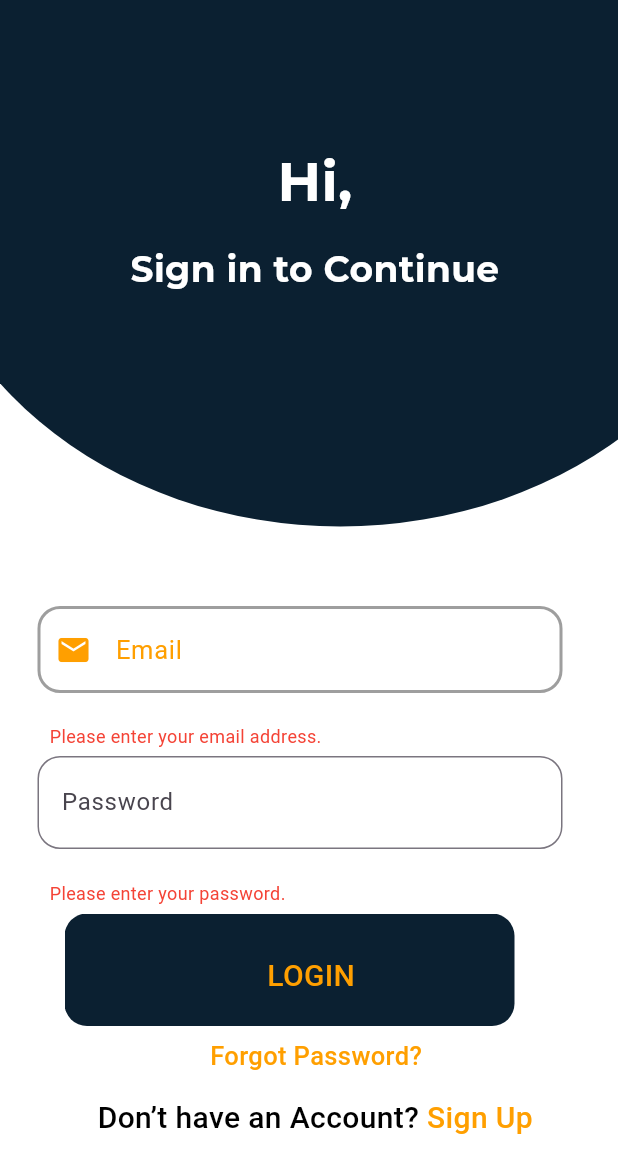
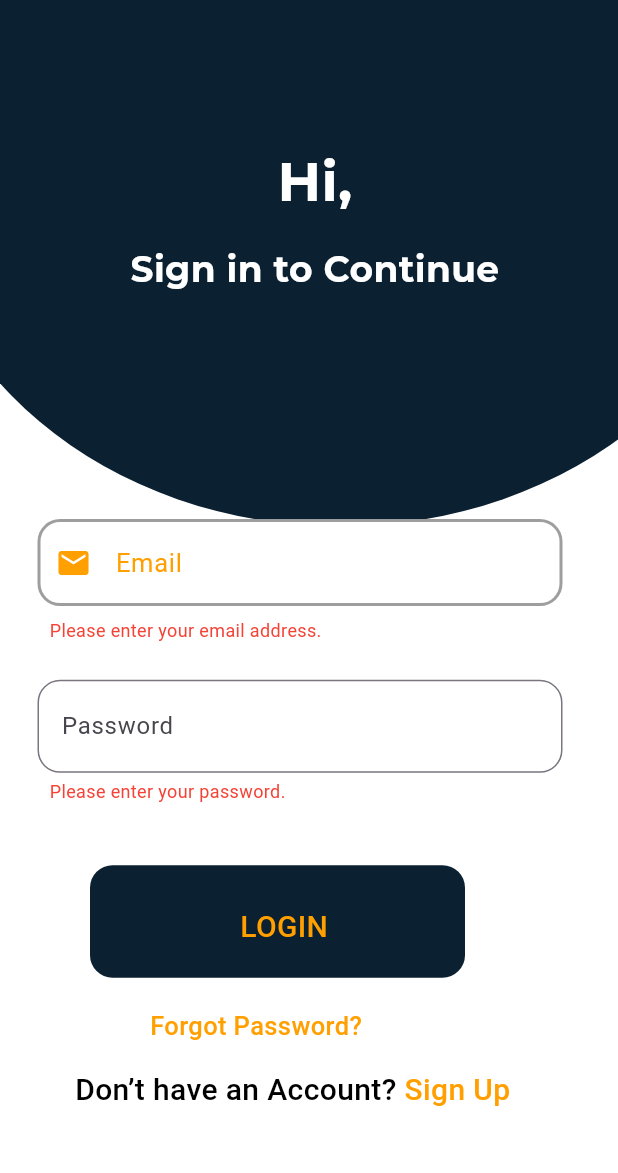
Before and after one commit to Quibit-LLC/travpass, a Flutter app: the screen it shows after launch, after a tap on "LOGIN", on a phone screen of 412 x 824 dp. Shown: the top 1173 px of the screen. Run offline on Flutter 3.47's test engine with Material 2 defaults, Android fonts, the phone set to English and light mode, and no system bars; our stand-ins replace fl_chart, flutter_secure_storage, go_router, hive_flutter, qr_flutter, shared_preferences; missing offline and left inert: mobile_scanner, qr_scanner_overlay; accounts and stored records are empty; Roboto replaces fonts that are missing (Josefin Sans); project files that could hold a hidden picture were left out.

Commit message:
pending login

```diff
--- a/lib/auth_pages/passenger_login.dart
+++ b/lib/auth_pages/passenger_login.dart
@@ -1,8 +1,10 @@
 import 'package:flutter/material.dart';
+import 'package:go_router/go_router.dart';
 import 'package:provider/provider.dart';
 import 'package:travpass/business_logic/services/auth_service.dart';
+import 'package:travpass/components/loading_button.dart';
+import 'package:travpass/core/app_routes.dart';
 import 'package:travpass/core/strings.dart';
-import 'package:travpass/nav_pages/main_page.dart';
 
 class PassengerLoginPage extends StatefulWidget {
   const PassengerLoginPage({super.key});
@@ -38,62 +40,6 @@ class _PassengerLoginPageState extends State<PassengerLoginPage> {
 
   @override
   Widget build(BuildContext context) {
-    handleSignIn() async {
-      setState(() {
-        isLoading = true;
-      });
-
-      // validating user inputs credentials for login before submitting the data to the server
-      if (_emailController.text.isEmpty || _passwordController.text.isEmpty) {
-        if (_emailController.text.isEmpty) {
-          errorTextEmail = kEmailNullError;
-        }
-        if (_passwordController.text.isEmpty) {
-          errorTextPassword = kPasswordNullError;
-        }
-        setState(() {
-          isLoading = false;
-        });
-        return;
-      } else if (!emailValidatorRegExp
-              .hasMatch(_emailController.text.toString()) ||
-          _passwordController.text.length < 8) {
-        setState(() {
-          isLoading = false;
-        });
-      } else {
-        // valid input
-        //provide type information to ensure type safety
-        Map<String, dynamic> body = {
-          'email': _emailController.text,
-          'password': _passwordController.text,
-        };
-
-        String result = await Provider.of<AuthService>(context, listen: false)
-            .loginUser(body);
-        if (result == "ok") {
-          Navigator.push(
-              context, MaterialPageRoute(builder: ((context) => MainPage())));
-          // navigateToMainActivity(context);
-        } else {
-          ScaffoldMessenger.of(context).showSnackBar(
-            SnackBar(
-              content: Text(
-                result,
-                style: const TextStyle(color: Colors.white),
-              ),
-              backgroundColor: Colors.red, // Set background color to red
-            ),
-          );
-        }
-
-        setState(() {
-          isLoading = false;
-        });
-        return;
-      }
-    }
-
     double width = MediaQuery.of(context).size.width;
     double height = MediaQuery.of(context).size.height;
     return SafeArea(
@@ -180,7 +126,7 @@ class _PassengerLoginPageState extends State<PassengerLoginPage> {
               ),
               Positioned(
                 left: 25,
-                top: height - 420,
+                top: height * 0.42,
                 child: SizedBox(
                   width: 350,
                   child: TextFormField(
@@ -234,7 +180,7 @@ class _PassengerLoginPageState extends State<PassengerLoginPage> {
               if (errorTextEmail != null)
                 Positioned(
                   left: 25,
-                  top: height - 350,
+                  top: height * 0.49,
                   child: Padding(
                     padding: const EdgeInsets.all(8.0),
                     child: Text(
@@ -248,7 +194,7 @@ class _PassengerLoginPageState extends State<PassengerLoginPage> {
                 ),
               Positioned(
                 left: 25,
-                top: height - 320,
+                top: height * 0.55,
                 child: SizedBox(
                   width: 350,
                   child: TextField(
@@ -286,7 +232,7 @@ class _PassengerLoginPageState extends State<PassengerLoginPage> {
               if (errorTextPassword != null)
                 Positioned(
                   left: 25,
-                  top: height - 245,
+                  top: height * 0.62,
                   child: Padding(
                     padding: const EdgeInsets.all(8.0),
                     child: Text(
@@ -299,14 +245,15 @@ class _PassengerLoginPageState extends State<PassengerLoginPage> {
                   ),
                 ),
               Positioned(
-                left: 43,
-                top: height - 215,
+                left: 60,
+                top: height * 0.7,
+                right: 50,
                 child: isLoading
-                    ? loadingButton()
+                    ? const LoadingButton()
                     : GestureDetector(
                         onTap: handleSignIn,
                         child: Container(
-                          width: 333,
+                          width: 300,
                           height: 75,
                           child: Stack(
                             children: [
@@ -314,7 +261,7 @@ class _PassengerLoginPageState extends State<PassengerLoginPage> {
                                 left: 0,
                                 top: 0,
                                 child: Container(
-                                  width: 300,
+                                  width: 250,
                                   height: 75,
                                   decoration: ShapeDecoration(
                                     color: Color(0xFF0B2031),
@@ -325,7 +272,7 @@ class _PassengerLoginPageState extends State<PassengerLoginPage> {
                                 ),
                               ),
                               const Positioned(
-                                left: 110,
+                                left: 75,
                                 top: 40,
                                 child: SizedBox(
                                   width: 109,
@@ -350,8 +297,8 @@ class _PassengerLoginPageState extends State<PassengerLoginPage> {
                       ),
               ),
               Positioned(
-                left: 65,
-                top: height - 80,
+                left: 50,
+                top: height * 0.88,
                 child: SizedBox(
                   width: 309,
                   height: 42,
@@ -384,8 +331,8 @@ class _PassengerLoginPageState extends State<PassengerLoginPage> {
                 ),
               ),
               Positioned(
-                left: 140,
-                top: height - 120,
+                left: 100,
+                top: height * 0.83,
                 child: SizedBox(
                   width: 309,
                   height: 158,
@@ -408,46 +355,59 @@ class _PassengerLoginPageState extends State<PassengerLoginPage> {
     );
   }
 
-  Widget loadingButton() {
-    return Container(
-      height: 55,
-      width: double.infinity,
-      margin: const EdgeInsets.only(top: 30),
-      child: TextButton(
-        onPressed: null,
-        style: TextButton.styleFrom(
-          backgroundColor: Colors.purple,
-          shape: RoundedRectangleBorder(
-            borderRadius: BorderRadius.circular(12),
-          ),
-        ),
-        child: Row(
-          mainAxisAlignment: MainAxisAlignment.center,
-          children: [
-            // if (isLoadingState) // Replace isLoadingState with your actual isLoading state variable
-            const SizedBox(
-              width: 20,
-              height: 20,
-              child: CircularProgressIndicator(
-                color: Colors.white,
-                strokeWidth: 2.0,
+  handleSignIn() async {
+    setState(() {
+      isLoading = true;
+    });
+
+    // validating user inputs credentials for login before submitting the data to the server
+    if (_emailController.text.isEmpty || _passwordController.text.isEmpty) {
+      if (_emailController.text.isEmpty) {
+        errorTextEmail = kEmailNullError;
+      }
+      if (_passwordController.text.isEmpty) {
+        errorTextPassword = kPasswordNullError;
+      }
+      setState(() {
+        isLoading = false;
+      });
+    } else if (!emailValidatorRegExp
+            .hasMatch(_emailController.text.toString()) ||
+        _passwordController.text.length < 8) {
+      setState(() {
+        isLoading = false;
+      });
+    } else {
+      // valid input
+      //provide type information to ensure type safety
+      Map<String, dynamic> body = {
+        'emailAddress': _emailController.text,
+        'password': _passwordController.text,
+      };
+
+      String result = await Provider.of<AuthService>(context, listen: false)
+          .loginUser(body);
+      if (result == "ok") {
+        if (result == "ok") {
+
+          context.goNamed(AppRoutes.mainActivityRoute);
+          // navigateToMainActivity(context);
+        } else {
+          ScaffoldMessenger.of(context).showSnackBar(
+            SnackBar(
+              content: Text(
+                result,
+                style: const TextStyle(color: Colors.white),
               ),
+              backgroundColor: Colors.red, // Set background color to red
             ),
-            const SizedBox(width: 8),
-            // Add some spacing between the loading indicator and the text
-            Text(
-              'Loading',
-              style: TextStyle(
-                color: Color(0xFFFF9F00),
-                fontSize: 17,
-                fontFamily: 'Josefin Sans',
-                fontWeight: FontWeight.w500,
-                height: 0.06,
-              ),
-            ),
-          ],
-        ),
-      ),
-    );
+          );
+        }
+
+        setState(() {
+          isLoading = false;
+        });
+      }
+    }
   }
 }
--- a/lib/business_logic/api/api_constants.dart
+++ b/lib/business_logic/api/api_constants.dart
@@ -1,12 +1,11 @@
 class ApiConstants {
   static String localUrl1 = 'http://127.0.0.1:8000/api';
-  static String localUrl = 'http://192.168.1.107:8000';
+  static String localUrl = 'http://192.168.56.1:8000/api';
   // static String localUrl = 'http://127.0.0.1:8000';
   // static String localUrl = 'http://192.168.38.1:8000';
   static String liveUrl = 'https://jkeja.vansible.com/api';
 
   static String baseUrl = localUrl;
-  static String signInUrl = '$baseUrl/users/auth/sign-in/';
+  static String signInUrl = '$baseUrl/passengerLogin';
   static String signUpUrl = '$baseUrl/users/auth/sign-up/';
-
 }
--- a/lib/business_logic/models/user.dart
+++ b/lib/business_logic/models/user.dart
@@ -3,12 +3,14 @@ class User {
   final String name;
   final String email;
   final String token;
+  final double balance;
 
   User({
     required this.id,
     required this.name,
     required this.email,
     required this.token,
+    required this.balance,
   });
 
   //When receiving JSON responses from the server, you can create a User object using the fromJson factory constructor
@@ -18,6 +20,7 @@ class User {
       name: json['name'],
       email: json['email'],
       token: json['token'],
+      balance: json['balance'],
     );
   }
 
@@ -28,6 +31,7 @@ class User {
       'fullName': name,
       'email': email,
       'token': token,
+      'balance':balance,
     };
   }
 }
--- /dev/null
+++ b/lib/core/app_routes.dart
@@ -0,0 +1,8 @@
+class AppRoutes {
+  static const String bootAppRoute = 'bootApp';
+  static const String onBoardingScreenRoute = 'onBoardingScreen';
+  static const String passengerLoginRoute = 'passengerLogIn';
+  static const String logInRoute = 'logIn';
+  static const String signUpRoute = 'signUp';
+  static const String mainActivityRoute = 'mainActivity';
+}
--- a/lib/core/flutter_secure_storage_helper.dart
+++ b/lib/core/flutter_secure_storage_helper.dart
@@ -12,6 +12,7 @@ class FlutterSecureStorageHelper {
   static const String idKey = 'id';
   static const String nameKey = 'name';
   static const String emailKey = 'email';
+   static const String balanceKey = 'balance';
   static const String isLoggedInKey = 'isLoggedIn';
 
 
@@ -21,12 +22,14 @@ class FlutterSecureStorageHelper {
     required String id,
     required String name,
     required String email,
+    required double balance,
     required bool isLoggedIn,
   }) async {
     await _storage.write(key: tokenKey, value: token);
     await _storage.write(key: idKey, value: id);
     await _storage.write(key: nameKey, value: name);
     await _storage.write(key: emailKey, value: email);
+     await _storage.write(key: balanceKey, value: balance.toString());
     await _storage.write(key: isLoggedInKey, value: isLoggedIn.toString());
   }
 
@@ -36,6 +39,7 @@ class FlutterSecureStorageHelper {
     final id = await _storage.read(key: idKey);
     final name = await _storage.read(key: nameKey);
     final email = await _storage.read(key: emailKey);
+    final balance = _storage.read(key: balanceKey);
     final token = await _storage.read(key: tokenKey);
 
     if (id != null && name != null && email != null && token != null) {
@@ -43,6 +47,7 @@ class FlutterSecureStorageHelper {
           // id: id,
           id: int.tryParse(id) ?? 0, // Convert id to int or use a default value
           name: name,
+          balance: double.tryParse(balance as String) ?? 0,
           email: email,
           token: token);
     } else {
--- a/lib/main.dart
+++ b/lib/main.dart
@@ -1,6 +1,9 @@
 import 'package:flutter/material.dart';
 import 'package:hive_flutter/hive_flutter.dart';
+import 'package:provider/provider.dart';
+import 'package:shared_preferences/shared_preferences.dart';
 import 'package:travpass/auth_pages/passenger_login.dart';
+import 'package:travpass/business_logic/services/auth_service.dart';
 
 // import 'package:travpass/auth_pages/intro.dart';
 // import 'package:travpass/auth_pages/register_conductor.dart';
@@ -14,17 +17,57 @@ import 'package:travpass/auth_pages/passenger_login.dart';
 // import 'package:travpass/auth_pages/passenger_login.dart';
 
 void main() async{
+
   await Hive.initFlutter();
 
   await Hive.openBox("Transaction_Database");
+    // Ensure Flutter Widgets are initialized
+  WidgetsFlutterBinding.ensureInitialized();
 
-  runApp(const MyApp());
+  // Initialize Flutter Secure Storage
+  // final storage = FlutterSecureStorage();
+
+  // Initialize SharedPreferences
+  final prefs = await SharedPreferences.getInstance();
+
+  runApp(
+    MultiProvider(
+      providers: [
+        ChangeNotifierProvider(
+          create: (context) => AuthService(prefs),
+        ),
+      ],
+      child: MyApp(prefs: prefs),
+    ),
+  );
 }
 
-class MyApp extends StatelessWidget {
-  const MyApp({super.key});
+class MyApp extends StatefulWidget {
+   // final FlutterSecureStorage storage;
 
-  // This widget is the root of your application.
+  // Pass SharedPreferences
+  final SharedPreferences prefs;
+
+  const MyApp({Key? key, required this.prefs}) : super(key: key);
+
+  @override
+  State<MyApp> createState() => _MyAppState(prefs: prefs);
+}
+
+class _MyAppState extends State<MyApp> {
+   // final FlutterSecureStorage storage;
+
+  // Store SharedPreferences
+  final SharedPreferences prefs;
+
+  _MyAppState({required this.prefs});
+
+  @override
+  void initState() {
+    super.initState();
+  }
+
+
   @override
   Widget build(BuildContext context) {
     return MaterialApp(
```
Also changed, not shown: lib/business_logic/services/auth_service.dart (+18 -18 lines), lib/components/loading_button.dart (added, +48 -0 lines), lib/core/app_router.dart (added, +56 -0 lines), lib/core/shared_pref_helper.dart (+12 -6 lines), pubspec.lock, pubspec.yaml (line endings or trailing spaces), 1 other file.
